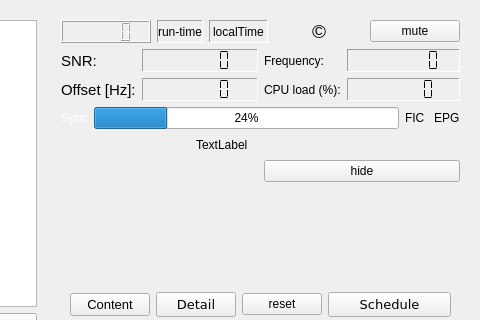
First picture: the form in forms/dabradio.ui, repository JvanKatwijk/qt-dab, before the edit; both pictures show x 149 to 629 and y 0 to 320 of the 629 by 439 pixel window.
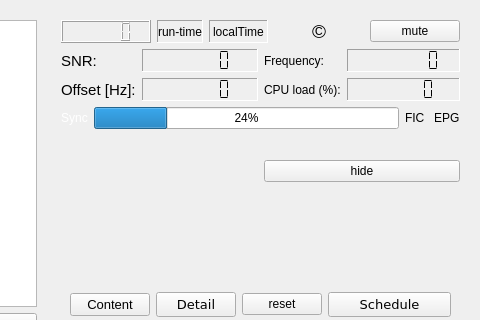
Second picture: the form after the edit. Custom widgets are drawn as their Qt base class.

The edit to the form file:
```diff
--- a/forms/dabradio.ui
+++ b/forms/dabradio.ui
@@ -464,7 +464,7 @@
           <item>
            <widget class="QLabel" name="nrTransmitters">
             <property name="text">
-             <string>TextLabel</string>
+             <string> </string>
             </property>
            </widget>
           </item>
```
Left out of the diff: 2 changed lines with no effect on the pictures.
